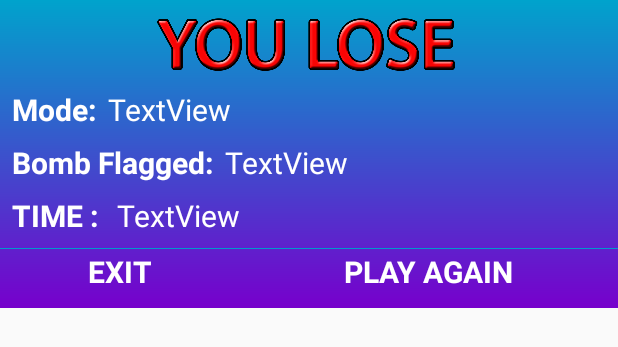
After one commit to Nagi281/Minesweeper, an Android app: the layout lose_dialog.xml on its own in the app's theme, with its tools: preview values and no code run, on a phone screen of 412 x 824 dp. The commit adds this screen. Shown: the top 347 px of the screen. Run offline under Robolectric (Android 15) with nearby library versions, the phone set to English and light mode, and no system bars.

Commit message:
update dialog

```diff
--- /dev/null
+++ b/app/src/main/res/layout/lose_dialog.xml
@@ -0,0 +1,147 @@
+<?xml version="1.0" encoding="utf-8"?>
+<androidx.constraintlayout.widget.ConstraintLayout xmlns:android="http://schemas.android.com/apk/res/android"
+    xmlns:app="http://schemas.android.com/apk/res-auto"
+    xmlns:tools="http://schemas.android.com/tools"
+    android:layout_width="match_parent"
+    android:layout_height="wrap_content"
+    android:background="@drawable/background_gradient"
+    tools:layout_editor_absoluteY="30dp">
+
+
+    <ImageView
+        android:id="@+id/imageView"
+        android:layout_width="0dp"
+        android:layout_height="43dp"
+        android:layout_marginTop="8dp"
+        android:layout_marginEnd="8dp"
+        android:layout_marginRight="8dp"
+        app:layout_constraintEnd_toEndOf="parent"
+        app:layout_constraintStart_toStartOf="parent"
+        app:layout_constraintTop_toTopOf="parent"
+        app:srcCompat="@drawable/lose" />
+
+
+    <TextView
+        android:id="@+id/textView"
+        android:layout_width="wrap_content"
+        android:layout_height="wrap_content"
+        android:layout_marginStart="8dp"
+        android:layout_marginLeft="8dp"
+        android:layout_marginTop="8dp"
+        android:text="Mode:"
+        android:textColor="@android:color/white"
+        android:textSize="20sp"
+        android:textStyle="bold"
+        app:layout_constraintStart_toStartOf="parent"
+        app:layout_constraintTop_toBottomOf="@+id/imageView" />
+
+
+    <ImageView
+        android:id="@+id/imageView7"
+        android:layout_width="0dp"
+        android:layout_height="wrap_content"
+        android:layout_marginTop="8dp"
+        app:layout_constraintEnd_toEndOf="parent"
+        app:layout_constraintHorizontal_bias="0.0"
+        app:layout_constraintStart_toStartOf="parent"
+        app:layout_constraintTop_toBottomOf="@+id/totalscore"
+        app:srcCompat="@android:color/holo_blue_dark" />
+
+    <TextView
+        android:id="@+id/mode_game_lose"
+        android:layout_width="wrap_content"
+        android:layout_height="wrap_content"
+        android:layout_marginStart="8dp"
+        android:layout_marginLeft="8dp"
+        android:text="TextView"
+        android:textColor="@android:color/white"
+        android:textSize="20sp"
+        app:layout_constraintBottom_toBottomOf="@+id/textView"
+        app:layout_constraintStart_toEndOf="@+id/textView"
+        app:layout_constraintTop_toTopOf="@+id/textView" />
+
+    <TextView
+        android:id="@+id/textView2"
+        android:layout_width="wrap_content"
+        android:layout_height="wrap_content"
+        android:layout_marginStart="8dp"
+        android:layout_marginLeft="8dp"
+        android:layout_marginTop="8dp"
+        android:text="Bomb Flagged:"
+        android:textColor="@android:color/white"
+        android:textSize="20sp"
+        android:textStyle="bold"
+        app:layout_constraintStart_toStartOf="parent"
+        app:layout_constraintTop_toBottomOf="@+id/textView" />
+
+    <TextView
+        android:id="@+id/text_flags"
+        android:layout_width="wrap_content"
+        android:layout_height="wrap_content"
+        android:layout_marginStart="8dp"
+        android:layout_marginLeft="8dp"
+        android:text="TextView"
+        android:textColor="@android:color/white"
+        android:textSize="20sp"
+        app:layout_constraintBottom_toBottomOf="@+id/textView2"
+        app:layout_constraintStart_toEndOf="@+id/textView2"
+        app:layout_constraintTop_toTopOf="@+id/textView2" />
+
+    <TextView
+        android:id="@+id/totalscore"
+        android:layout_width="wrap_content"
+        android:layout_height="wrap_content"
+        android:layout_marginStart="8dp"
+        android:layout_marginLeft="8dp"
+        android:layout_marginTop="8dp"
+        android:text="TIME : "
+        android:textColor="@android:color/white"
+        android:textSize="20sp"
+        android:textStyle="bold"
+        app:layout_constraintStart_toStartOf="parent"
+        app:layout_constraintTop_toBottomOf="@+id/textView2" />
+
+    <TextView
+        android:id="@+id/totaltime_lose"
+        android:layout_width="wrap_content"
+        android:layout_height="wrap_content"
+        android:layout_marginStart="8dp"
+        android:layout_marginLeft="8dp"
+        android:text="TextView"
+        android:textColor="@android:color/white"
+        android:textSize="20sp"
+        app:layout_constraintBottom_toBottomOf="@+id/totalscore"
+        app:layout_constraintStart_toEndOf="@+id/totalscore"
+        app:layout_constraintTop_toTopOf="@+id/totalscore" />
+
+    <Button
+        android:id="@+id/btn_exit"
+        style="@style/Widget.MaterialComponents.Button.OutlinedButton"
+        android:layout_width="wrap_content"
+        android:layout_height="wrap_content"
+        android:layout_marginLeft="35dp"
+        android:text="EXIT"
+        android:textColor="@color/colorWhite"
+        android:textSize="20dp"
+        android:textStyle="bold"
+        app:layout_constraintStart_toStartOf="parent"
+        app:layout_constraintTop_toBottomOf="@+id/totalscore"
+        tools:ignore="MissingConstraints"
+
+        />
+
+    <Button
+        android:id="@+id/btn_playagain"
+        style="@style/Widget.MaterialComponents.Button.OutlinedButton"
+        android:layout_width="wrap_content"
+        android:layout_height="wrap_content"
+        android:layout_marginLeft="90dp"
+        android:text="PLAY AGAIN"
+        android:textColor="@color/colorWhite"
+        android:textSize="20dp"
+        android:textStyle="bold"
+        app:layout_constraintBottom_toBottomOf="@+id/btn_exit"
+        app:layout_constraintStart_toEndOf="@+id/btn_exit"
+        app:layout_constraintTop_toTopOf="@+id/btn_exit"
+        tools:ignore="MissingConstraints" />
+</androidx.constraintlayout.widget.ConstraintLayout>
```
Also changed, not shown: app/src/main/java/com/example/dntminesweeper/GameActivity.java (+62 -42 lines), app/src/main/res/layout/difficulty_menu.xml (added, +97 -0 lines), app/src/main/res/layout/win_dialog.xml (added, +141 -0 lines), app/src/main/res/drawable/backgroud_color.jpg (added), app/src/main/res/drawable/lose.png (added), app/src/main/res/drawable/newgame.png (added), app/src/main/res/drawable/win.png (added).
